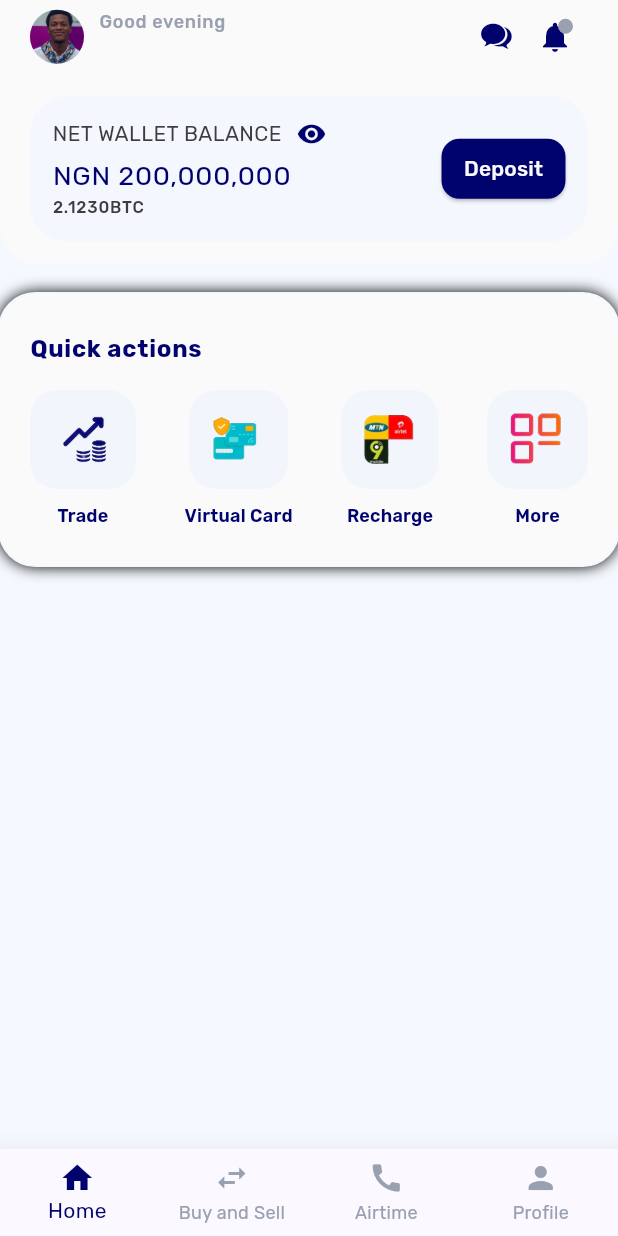
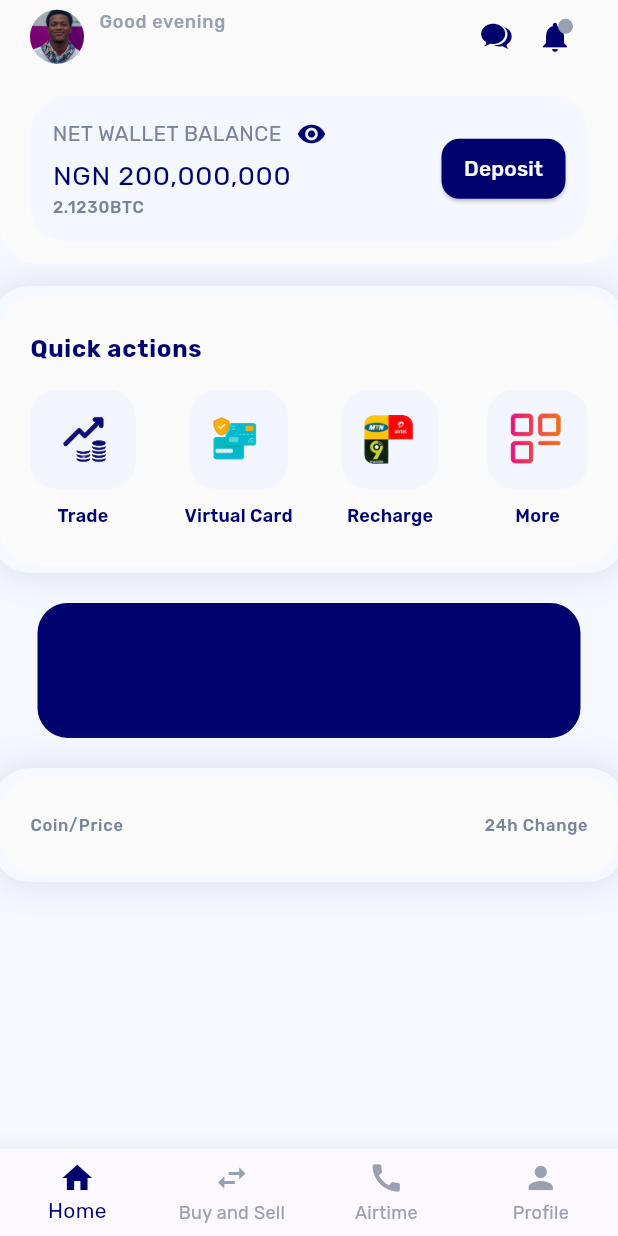
Before and after one commit to thedevsaxist/dantown-clone, a Flutter app: the Dashboard screen opened by its route, on a phone screen of 412 x 824 dp. Run offline on Flutter 3.47's test engine with Material 3 defaults, Android fonts, the phone set to English and light mode, and no system bars; our stand-ins replace flutter_dotenv, get_it, go_router, google_fonts; missing offline and left inert: default_ui_components.

Commit message:
finished building out the quick actions panel

```diff
--- a/lib/core/theme.dart
+++ b/lib/core/theme.dart
@@ -26,7 +26,7 @@ class AppColors {
   static final secondaryColor = Color(0xFF99a0b0);
   static final backgroundColor = Color(0xFFfafafa);
   static final secondaryBackgroundColor = Color(0xFFf5f9ff);
-  static final darkGrey = Color(0xFF3d3d3d);
+  static final darkGrey = Color(0xFF798499);
   static final lightBlue = Color(0xFFf5f7ff);
   static final lightBlue200 = Color(0xFFf2f5fc);
 }
--- a/lib/presentation/screens/dashboard.dart
+++ b/lib/presentation/screens/dashboard.dart
@@ -30,6 +30,8 @@ class _DashboardState extends State<Dashboard> {
     // final vm = context.read<IDashboardViewModel>();
     final username = context.watch<IDashboardViewModel>().username;
     final t = Theme.of(context).textTheme;
+    final screenWidth = MediaQuery.sizeOf(context).width;
+
     return Scaffold(
       backgroundColor: AppColors.secondaryBackgroundColor,
       appBar: AppBar(
@@ -67,17 +69,25 @@ class _DashboardState extends State<Dashboard> {
         bottom: PreferredSize(preferredSize: Size.fromHeight(120), child: WalletDisplay()),
       ),
 
-      body: Padding(
+      body: SingleChildScrollView(
+        child: Padding(
           padding: const EdgeInsets.only(top: 20.0),
           child: Column(
             children: [
               Container(
-              width: MediaQuery.sizeOf(context).width,
+                width: screenWidth,
                 padding: const EdgeInsets.symmetric(horizontal: 20, vertical: 25),
                 decoration: BoxDecoration(
                   color: AppColors.backgroundColor,
                   borderRadius: BorderRadius.circular(Constants.borderRadius),
-                boxShadow: [BoxShadow(blurStyle: BlurStyle.outer, blurRadius: 8, spreadRadius: 1)],
+                  boxShadow: [
+                    BoxShadow(
+                      blurStyle: BlurStyle.outer,
+                      blurRadius: 20,
+                      spreadRadius: 5,
+                      color: Color.fromARGB(255, 215, 218, 226),
+                    ),
+                  ],
                 ),
                 child: Column(
                   crossAxisAlignment: CrossAxisAlignment.start,
@@ -108,7 +118,55 @@ class _DashboardState extends State<Dashboard> {
                   ],
                 ),
               ),
+
+              // ad
+              Padding(
+                padding: const EdgeInsets.all(Constants.borderRadius),
+                child: Container(
+                  width: screenWidth,
+                  height: 90,
+                  decoration: BoxDecoration(
+                    color: AppColors.primaryColor,
+                    borderRadius: BorderRadius.circular(20),
+                  ),
+                ),
+              ),
+
+              Container(
+                width: screenWidth,
+                padding: const EdgeInsets.symmetric(horizontal: 20, vertical: 25),
+                decoration: BoxDecoration(
+                  color: AppColors.backgroundColor,
+                  borderRadius: BorderRadius.circular(Constants.borderRadius),
+                  boxShadow: [
+                    BoxShadow(
+                      blurStyle: BlurStyle.outer,
+                      blurRadius: 20,
+                      spreadRadius: 5,
+                      color: Color.fromARGB(255, 215, 218, 226),
+                    ),
                   ],
+                ),
+                child: Column(
+                  children: [
+                    Row(
+                      mainAxisAlignment: MainAxisAlignment.spaceBetween,
+                      children: [
+                        Text(
+                          "Coin/Price",
+                          style: t.labelSmall?.copyWith(color: AppColors.darkGrey),
+                        ),
+                        Text(
+                          "24h Change",
+                          style: t.labelSmall?.copyWith(color: AppColors.darkGrey),
+                        ),
+                      ],
+                    ),
+                  ],
+                ),
+              ),
+            ],
+          ),
         ),
       ),
     );
```
Lines whose indentation alone changed are shown as unchanged.
